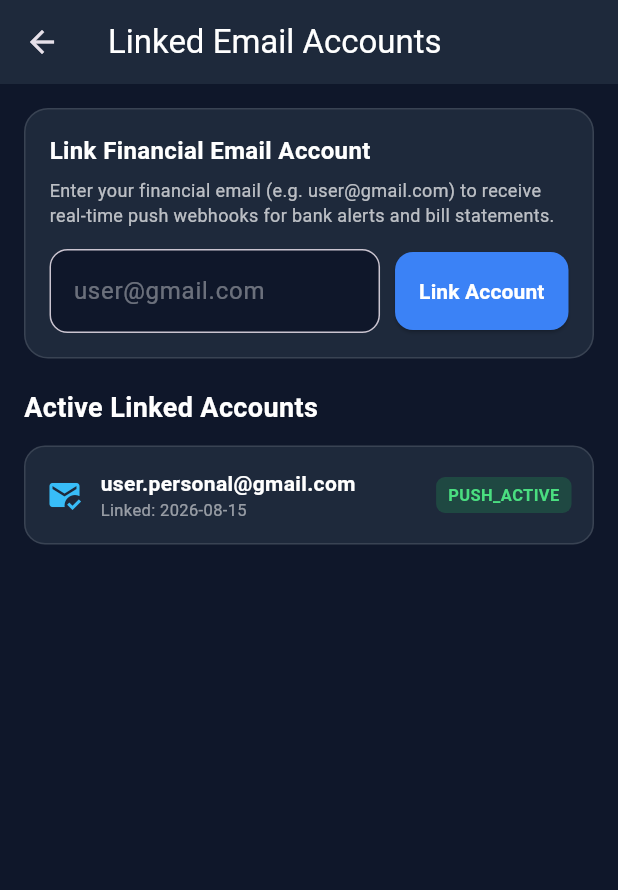
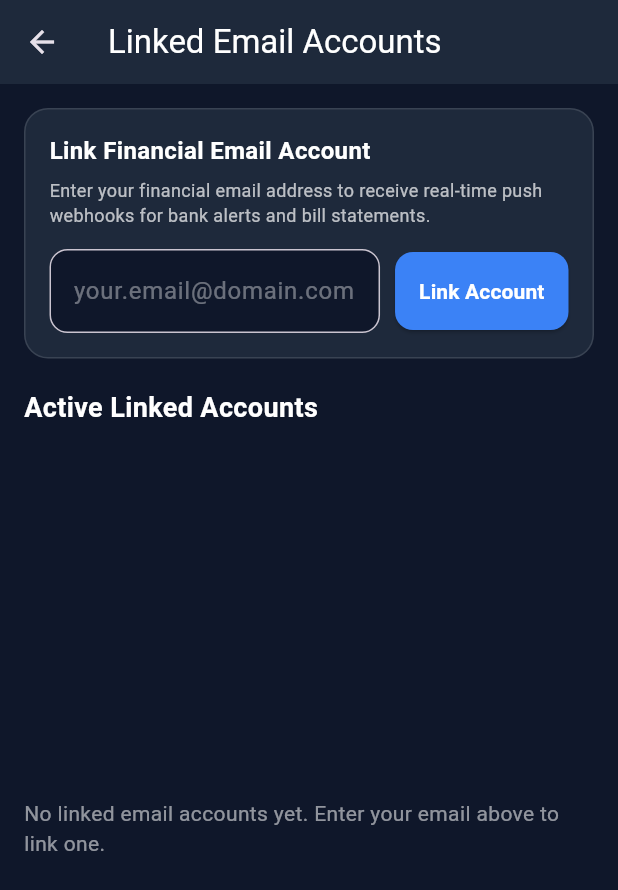
Before and after one commit to SilentSaint/pesonal-accouts-app, a Flutter app: the EmailSettingsScreen screen opened directly, on a phone screen of 412 x 824 dp. Shown: the top 890 px of the screen. Run offline on Flutter 3.47's test engine with Material 3 defaults, Android fonts, the phone set to English and light mode, and no system bars.

Commit message:
fix(terraform): remove hardcoded email and domain placeholders, require alert_email_address

```diff
--- a/frontend/lib/ui/email_settings_screen.dart
+++ b/frontend/lib/ui/email_settings_screen.dart
@@ -9,13 +9,7 @@ class EmailSettingsScreen extends StatefulWidget {
 
 class _EmailSettingsScreenState extends State<EmailSettingsScreen> {
   final TextEditingController _emailController = TextEditingController();
-  final List<Map<String, String>> _linkedAccounts = [
-    {
-      'email': 'user.personal@gmail.com',
-      'status': 'PUSH_ACTIVE',
-      'linkedAt': '2026-08-15',
-    },
-  ];
+  final List<Map<String, String>> _linkedAccounts = [];
 
   void _linkNewEmail() {
     final text = _emailController.text.trim();
@@ -79,7 +73,7 @@ class _EmailSettingsScreenState extends State<EmailSettingsScreen> {
                   ),
                   const SizedBox(height: 6),
                   const Text(
-                    'Enter your financial email (e.g. user@gmail.com) to receive real-time push webhooks for bank alerts and bill statements.',
+                    'Enter your financial email address to receive real-time push webhooks for bank alerts and bill statements.',
                     style: TextStyle(color: Colors.white70, fontSize: 12),
                   ),
                   const SizedBox(height: 14),
@@ -90,7 +84,7 @@ class _EmailSettingsScreenState extends State<EmailSettingsScreen> {
                           controller: _emailController,
                           style: const TextStyle(color: Colors.white),
                           decoration: InputDecoration(
-                            hintText: 'user@gmail.com',
+                            hintText: 'your.email@domain.com',
                             hintStyle: const TextStyle(color: Colors.white38),
                             filled: true,
                             fillColor: const Color(0xFF0F172A),
@@ -126,7 +120,14 @@ class _EmailSettingsScreenState extends State<EmailSettingsScreen> {
             ),
             const SizedBox(height: 12),
             Expanded(
-              child: ListView.builder(
+              child: _linkedAccounts.isEmpty
+                  ? const Center(
+                      child: Text(
+                        'No linked email accounts yet. Enter your email above to link one.',
+                        style: TextStyle(color: Colors.white54),
+                      ),
+                    )
+                  : ListView.builder(
                       itemCount: _linkedAccounts.length,
                       itemBuilder: (context, index) {
                         final item = _linkedAccounts[index];
```
Also changed, not shown: frontend/lib/services/api_config.dart (+7 -7 lines), 3 other files. Lines whose indentation alone changed are shown as unchanged.
